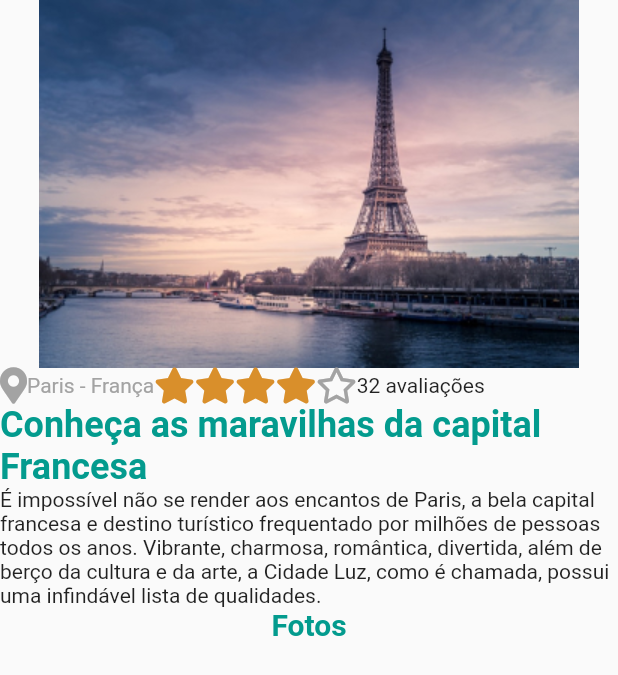
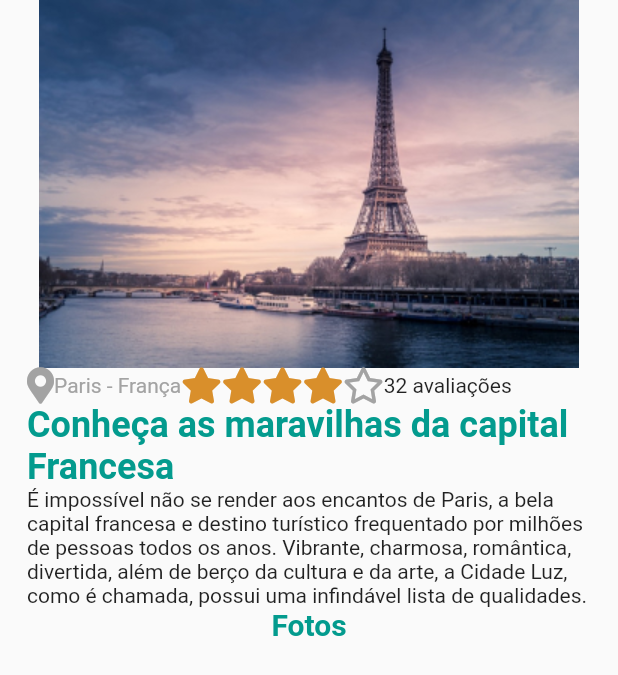
Before and after one commit to stevenarancic/trip_advisor, a Flutter app: the screen it shows after launch, on a phone screen of 412 x 824 dp. Shown: the top 675 px of the screen. Run offline on Flutter 3.47's test engine with Material 2 defaults, Android fonts, the phone set to English and light mode, and no system bars; our stand-ins replace font_awesome_flutter.

Commit message:
trip_advisor

```diff
--- a/lib/screens/home/home.dart
+++ b/lib/screens/home/home.dart
@@ -8,6 +8,8 @@ class Home extends StatelessWidget {
   Widget build(BuildContext context) {
     return Scaffold(
       body: SingleChildScrollView(
+        child: Padding(
+          padding: const EdgeInsets.symmetric(horizontal: 18),
           child: Column(
             children: [
               Center(
@@ -50,6 +52,7 @@ class Home extends StatelessWidget {
             ],
           ),
         ),
+      ),
     );
   }
 }
```
Lines whose indentation alone changed are shown as unchanged.
